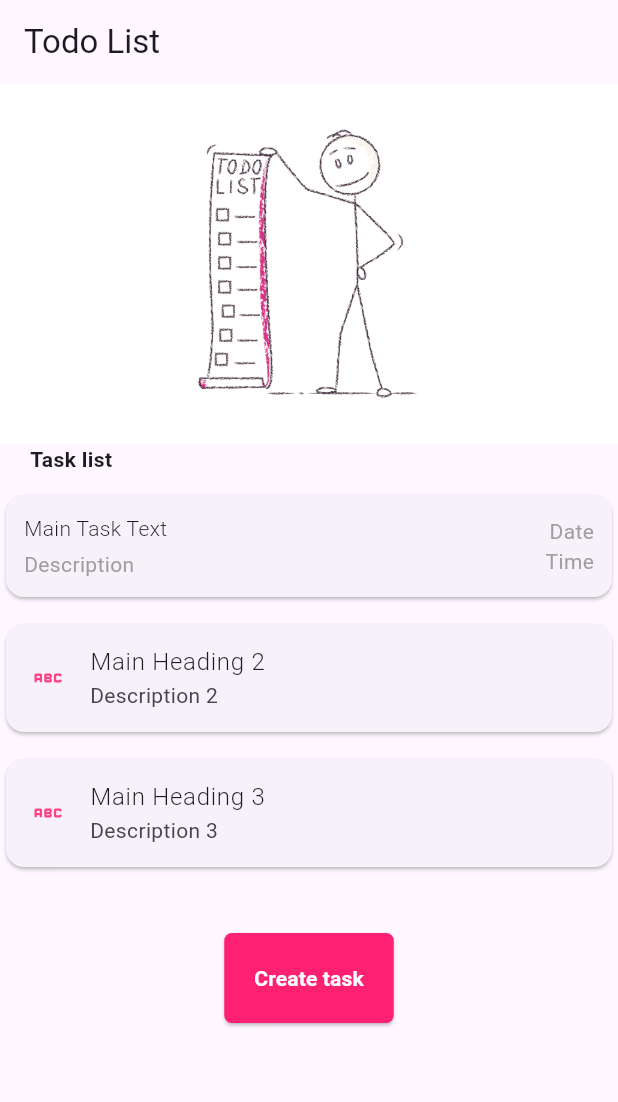
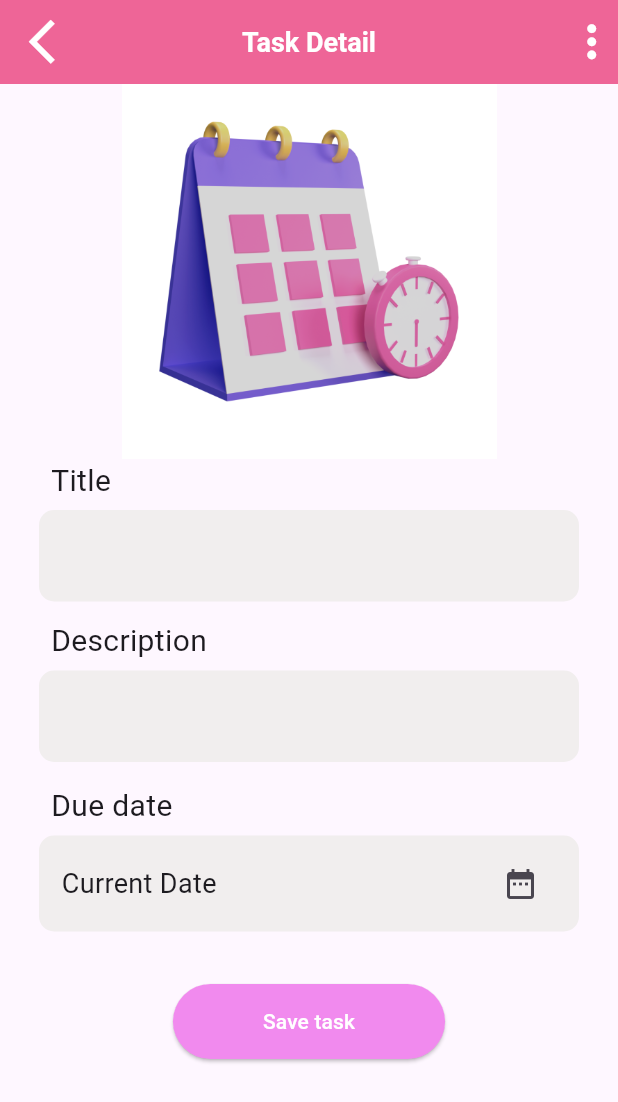
Before and after one commit to BambinoRiya/2023-project-phase-mobile-tasks, a Flutter app: the screen it shows after launch, on a phone screen of 412 x 824 dp. Shown: the top 1102 px of the screen. Run offline on Flutter 3.47's test engine with Material 3 defaults, Android fonts, the phone set to English and light mode, and no system bars.

Commit message:
fixed UI of task Details

```diff
--- a/flutter_tut/on-boarding/onboarding/lib/add_task.dart
+++ b/flutter_tut/on-boarding/onboarding/lib/add_task.dart
@@ -7,8 +7,8 @@ class CreateTaskPage extends StatelessWidget {
   Widget build(BuildContext context) {
     return Scaffold(
       appBar: AppBar(
-        title: Padding(
-          padding: const EdgeInsets.only(top: 18),
+        title: const Padding(
+          padding: EdgeInsets.only(top: 18),
           child: Text(
             'Create New Task',
             style: TextStyle(
@@ -67,7 +67,7 @@ class CreateTaskPage extends StatelessWidget {
       children: [
         Text(
           label,
-          style: TextStyle(
+          style: const TextStyle(
             color: Colors.pink,
             fontWeight: FontWeight.bold, // Make the title bold
           ),
@@ -84,14 +84,14 @@ class CreateTaskPage extends StatelessWidget {
                     Colors.black.withOpacity(0.1), // Add shadow to the text box
                 spreadRadius: 2,
                 blurRadius: 4,
-                offset: Offset(0, 2), // changes position of shadow
+                offset: const Offset(0, 2), // changes position of shadow
               ),
             ],
           ),
-          child: TextField(
+          child: const TextField(
             decoration: InputDecoration(
               border: InputBorder.none,
-              contentPadding: const EdgeInsets.all(15),
+              contentPadding: EdgeInsets.all(15),
             ),
           ),
         ),
@@ -105,7 +105,7 @@ class CreateTaskPage extends StatelessWidget {
       children: [
         Text(
           label,
-          style: TextStyle(
+          style: const TextStyle(
             color: Colors.pink,
             fontWeight: FontWeight.bold, // Make the title bold
           ),
@@ -122,7 +122,7 @@ class CreateTaskPage extends StatelessWidget {
                     Colors.black.withOpacity(0.1), // Add shadow to the text box
                 spreadRadius: 2,
                 blurRadius: 4,
-                offset: Offset(0, 2), // changes position of shadow
+                offset: const Offset(0, 2), // changes position of shadow
               ),
             ],
           ),
@@ -134,7 +134,7 @@ class CreateTaskPage extends StatelessWidget {
                 onPressed: () {
                   _selectDate(context);
                 },
-                icon: Icon(Icons.calendar_today, color: Colors.pink),
+                icon: const Icon(Icons.calendar_today, color: Colors.pink),
               ),
             ),
           ),
--- a/flutter_tut/on-boarding/onboarding/lib/main.dart
+++ b/flutter_tut/on-boarding/onboarding/lib/main.dart
@@ -3,11 +3,12 @@ import 'package:flutter/material.dart';
 import 'package:onboarding/home.dart';
 
 import 'package:onboarding/add_task.dart';
+import 'package:onboarding/task_details.dart';
 import 'package:onboarding/toDo.dart';
 
 void main() {
   runApp(const MaterialApp(
-    home: HomePage(),
+    home: TaskDetail(),
   ));
 }
 
--- a/flutter_tut/on-boarding/onboarding/lib/task_details.dart
+++ b/flutter_tut/on-boarding/onboarding/lib/task_details.dart
@@ -1,119 +1,139 @@
-// import 'package:flutter/material.dart';
+import 'package:flutter/material.dart';
 
-// import 'models/taskclass.dart';
+class TaskDetail extends StatelessWidget {
+  const TaskDetail({super.key});
 
-// class TaskDetails extends StatelessWidget {
-//   const TaskDetails({Key? key}) : super(key: key);
-
-//   @override
-//   Widget build(BuildContext context) {
-//     Task task = ModalRoute.of(context)!.settings.arguments as Task;
-//     return Scaffold(
-//       appBar: AppBar(
-//         automaticallyImplyLeading: false,
-//         title: Padding(
-//           padding: const EdgeInsets.fromLTRB(4, 16, 4, 0),
-//           child: Row(
-//             mainAxisAlignment: MainAxisAlignment.spaceBetween,
-//             children: [
-//               InkWell(
-//                 onTap: () {
-//                   Navigator.pop(context);
-//                 },
-//                 child: const Icon(
-//                   Icons.arrow_back_ios_new_rounded,
-//                   color:const Color(0xFFFF2171),
-//                   size: 32,
-//                 ),
-//               ),
-//               const Text(
-//                 'Task Details',
-//                 style: TextStyle(
-//                   fontSize: 18,
-//                   color: Colors.black,
-//                 ),
-//               ),
-//               const Icon(
-//                 Icons.more_vert_outlined,
-//                 size: 36,
-//               )
-//             ],
-//           ),
-//         ),
-//       ),
-//       body: Column(
-//         crossAxisAlignment: CrossAxisAlignment.stretch,
-//         children: [
-//           Image.asset(
-//             'assets/to_do.png',
-//             height: 200,
-//           ),
-//           const SizedBox(height: 20),
-//           _buildDetailCard('Title', task.getTitle()),
-//           _buildDetailCard('Description', task.getDescription()),
-//           _buildDetailCard('Deadline', task.getDate()),
-//           const SizedBox(height: 20),
-//           Padding(
-//             padding: const EdgeInsets.symmetric(horizontal: 90),
-//             child: ElevatedButton(
-//               style: ElevatedButton.styleFrom(
-//                 backgroundColor: const Color(0xFFFF2171),
-//               ),
-//               onPressed: () {
-//                 Navigator.pushNamed(context, '/editTask', arguments: task);
-//               },
-//               child: const Text(
-//                 'Edit Task',
-//                 style: TextStyle(
-//                   color: Colors.white,
-//                   fontFamily: 'Poppins',
-//                   fontWeight: FontWeight.bold,
-//                 ),
-//               ),
-//             ),
-//           ),
-//         ],
-//       ),
-//     );
-//   }
-
-//   Widget _buildDetailCard(String label, String value) {
-//     return Card(
-//       elevation: 2,
-//       shape: RoundedRectangleBorder(
-//         borderRadius: BorderRadius.circular(8),
-//       ),
-//       margin: const EdgeInsets.symmetric(horizontal: 20, vertical: 10),
-//       child: Padding(
-//         padding: const EdgeInsets.all(12.0),
-//         child: Column(
-//           crossAxisAlignment: CrossAxisAlignment.start,
-//           children: [
-//             Text(
-//               label,
-//               style: const TextStyle(
-//                 fontWeight: FontWeight.bold,
-//                 fontSize: 14,
-//                 color: Color(0xFFEE6F57),
-//               ),
-//             ),
-//             const SizedBox(height: 5),
-//             Text(
-//               value,
-//               style: const TextStyle(
-//                 fontFamily: 'Poppins',
-//                 fontSize: 16,
-//               ),
-//             ),
-//           ],
-//         ),
-//       ),
-//     );
-//   }
-// }
-
-// void main() {
-//   runApp(MaterialApp(
-//     home: TaskDetails(),
-//   ));
-// }
+  @override
+  Widget build(BuildContext context) {
+    return Scaffold(
+      appBar: AppBar(
+        backgroundColor: const Color.fromARGB(255, 238, 101, 151),
+        leading: IconButton(
+          onPressed: () {
+            Navigator.pop(context);
+          },
+          icon: const Icon(
+            Icons.arrow_back_ios_new,
+            size: 35,
+            color: Colors.white,
+          ),
+        ),
+        actions: const [
+          Icon(
+            Icons.more_vert,
+            size: 35,
+            color: Colors.white,
+          )
+        ],
+        title: const Text(
+          'Task Detail',
+          style: TextStyle(
+              fontSize: 18, fontWeight: FontWeight.bold, color: Colors.white),
+        ),
+        centerTitle: true,
+      ),
+      body: Container(
+        padding: const EdgeInsets.fromLTRB(16, 0, 16, 35),
+        child: SingleChildScrollView(
+          child: Container(
+            padding: const EdgeInsets.symmetric(horizontal: 10),
+            child: Column(
+              crossAxisAlignment: CrossAxisAlignment.start,
+              children: [
+                Center(
+                  child: Image.asset(
+                    'assets/img/to_do.png',
+                    width: 250,
+                  ),
+                ),
+                Container(
+                  margin: const EdgeInsets.only(bottom: 5),
+                  padding: const EdgeInsets.only(left: 8),
+                  child: const Text('Title', style: TextStyle(fontSize: 20)),
+                ),
+                TextField(
+                  decoration: InputDecoration(
+                    fillColor: const Color.fromRGBO(241, 238, 238, 1),
+                    filled: true,
+                    contentPadding: const EdgeInsets.symmetric(
+                        horizontal: 15, vertical: 17),
+                    border: OutlineInputBorder(
+                      borderRadius: BorderRadius.circular(10),
+                      borderSide: BorderSide.none,
+                    ),
+                  ),
+                  maxLines: null,
+                  style: const TextStyle(fontSize: 18),
+                ),
+                const SizedBox(height: 12),
+                Container(
+                  margin: const EdgeInsets.only(bottom: 5),
+                  padding: const EdgeInsets.only(left: 8),
+                  child:
+                      const Text("Description", style: TextStyle(fontSize: 20)),
+                ),
+                TextField(
+                  decoration: InputDecoration(
+                    fillColor: const Color.fromRGBO(241, 238, 238, 1),
+                    filled: true,
+                    contentPadding: const EdgeInsets.symmetric(
+                        horizontal: 15, vertical: 17),
+                    border: OutlineInputBorder(
+                      borderRadius: BorderRadius.circular(10),
+                      borderSide: BorderSide.none,
+                    ),
+                  ),
+                  maxLines: null,
+                  style: const TextStyle(fontSize: 18),
+                ),
+                Container(
+                  margin: const EdgeInsets.only(bottom: 5, top: 15),
+                  padding: const EdgeInsets.only(left: 8),
+                  child: const Text("Due date", style: TextStyle(fontSize: 20)),
+                ),
+                Container(
+                  decoration: BoxDecoration(
+                    borderRadius: BorderRadius.circular(10),
+                    color: const Color.fromRGBO(241, 238, 238, 1),
+                  ),
+                  width: double.infinity, //what?
+                  margin: const EdgeInsets.only(bottom: 20),
+                  padding:
+                      const EdgeInsets.symmetric(horizontal: 15, vertical: 8),
+                  child: Row(
+                    mainAxisAlignment: MainAxisAlignment.spaceBetween,
+                    children: [
+                      const Text(
+                        'Current Date',
+                        style: TextStyle(fontSize: 18),
+                      ),
+                      IconButton(
+                        onPressed: () {},
+                        icon: const Icon(Icons.date_range),
+                      )
+                    ],
+                  ),
+                ),
+                const SizedBox(
+                  height: 15,
+                ),
+                Center(
+                  child: ElevatedButton(
+                    style: ElevatedButton.styleFrom(
+                      padding: const EdgeInsets.symmetric(
+                          vertical: 15, horizontal: 60),
+                      backgroundColor: const Color.fromRGBO(241, 138, 238, 1),
+                      foregroundColor: Colors.white,
+                    ),
+                    onPressed: () {},
+                    child: const Text('Save task'),
+                  ),
+                ),
+              ],
+            ),
+          ),
+        ),
+      ),
+    );
+  }
+}
--- a/flutter_tut/on-boarding/onboarding/pubspec.yaml
+++ b/flutter_tut/on-boarding/onboarding/pubspec.yaml
@@ -60,6 +60,7 @@ flutter:
   assets:
     - assets/img/get_started.webp
     - assets/img/stickman.png
+    - assets/img/to_do.png
 
   # An image asset can refer to one or more resolution-specific "variants", see
   # https://flutter.dev/assets-and-images/#resolution-aware
```
